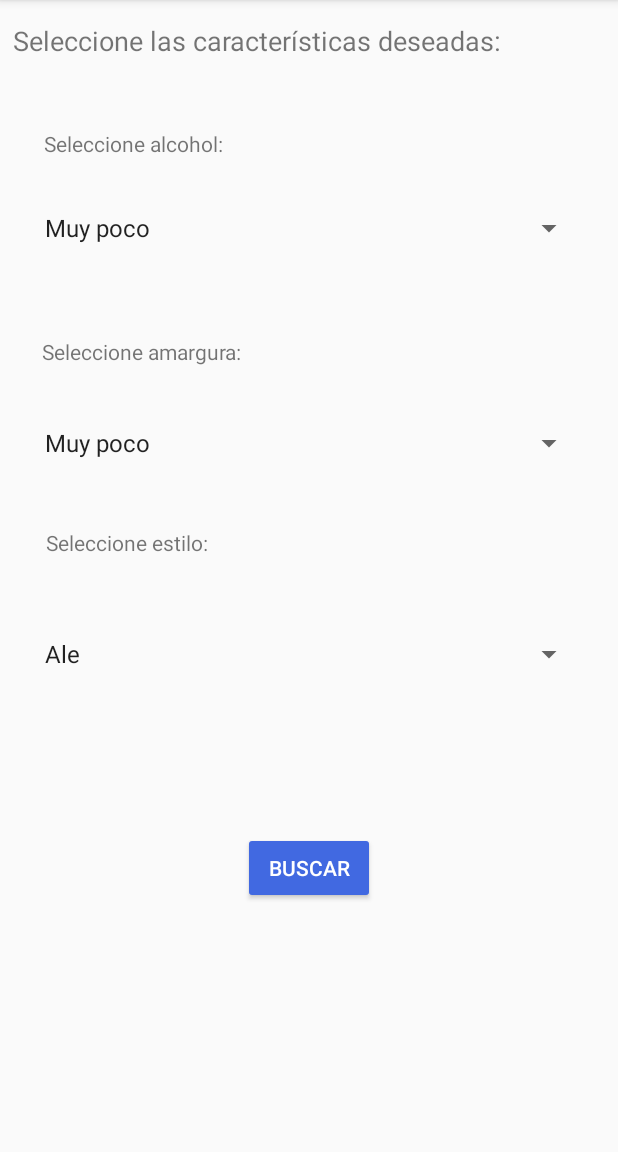
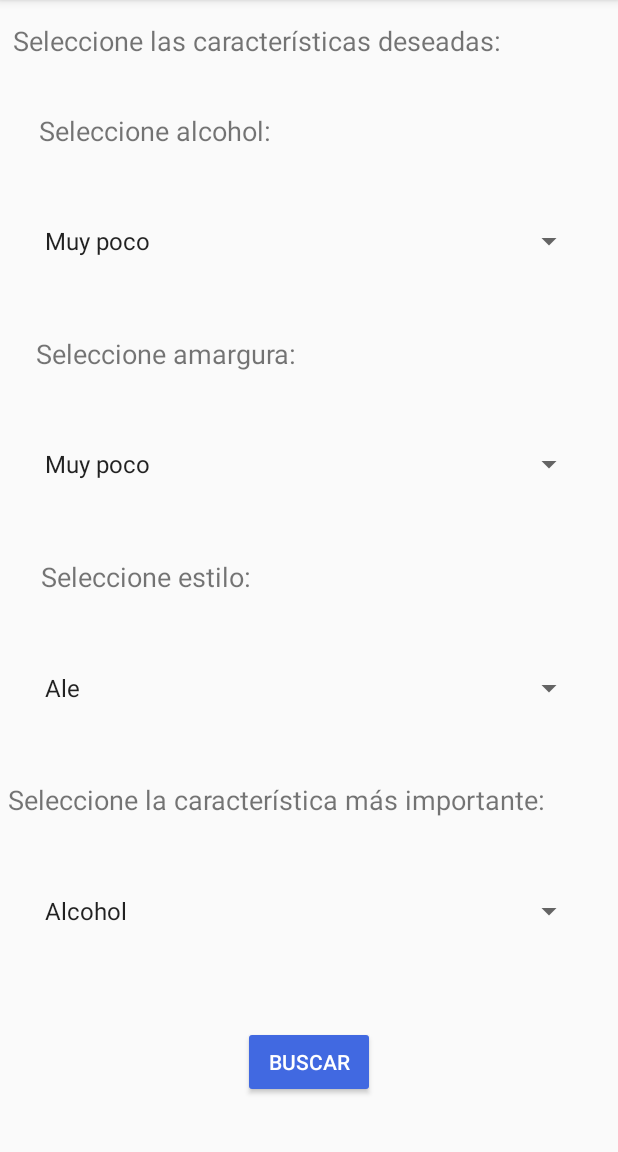
Before and after one commit to falegre05/BeerAdvicer, an Android app: the screen it shows after launch (MainActivity), on a phone screen of 412 x 824 dp, the part 84-1236 px from its top. Run offline under Robolectric (Android 15) with nearby library versions, the phone set to English and light mode, and no system bars; libraries missing offline, so code that uses them is left out: org.semanticweb.owlapi.

Commit message:
OWA para abv, ibu y style_rating funcionando

```diff
--- a/App/MyApplication/app/src/main/java/com/example/ferzi/myapplication/ClientTask.java
+++ b/App/MyApplication/app/src/main/java/com/example/ferzi/myapplication/ClientTask.java
@@ -24,11 +24,10 @@ public class ClientTask extends AsyncTask<String, Void, Integer> {
     private String selectedAbv;
     private String selectedIbu;
     private String selectedStyle;
+    private String selectedProperty;
 
-    // Para almacenar la dirección
-    // y número de puerto donde escucha el
-    // proceso servidor
-    static private String SERVER_ADDRESS = "192.168.1.33";
+    // Para almacenar la dirección y número de puerto donde escucha el servidor
+    static private String SERVER_ADDRESS = "192.168.1.33";  //CASA
     static private int SERVER_PORT = 2000;
 
     // Creación del socket con el que se llevará a cabo
@@ -92,7 +91,8 @@ public class ClientTask extends AsyncTask<String, Void, Integer> {
         selectedAbv = params[0].replace(" ", "");
         selectedIbu = params[1].replace(" ", "");
         selectedStyle = params[2].replace(" ", "_");
-        String query = selectedAbv + " " + selectedIbu + " " + selectedStyle;
+        selectedProperty = params[3];
+        String query = selectedAbv + " " + selectedIbu + " " + selectedStyle + " " + selectedProperty;
         Log.d(TAG, query);
         try{
             canalSalidaAlServidor.println(query);
@@ -139,8 +139,7 @@ public class ClientTask extends AsyncTask<String, Void, Integer> {
 
         while((van<maxIntentos) && !exito){
             try {
-                socketAlServidor = new Socket(
-                        SERVER_ADDRESS, SERVER_PORT);
+                socketAlServidor = new Socket(SERVER_ADDRESS, SERVER_PORT);
                 exito = true;
             } catch (Exception e) {
                 van++;
--- a/App/MyApplication/app/src/main/java/com/example/ferzi/myapplication/MainActivity.java
+++ b/App/MyApplication/app/src/main/java/com/example/ferzi/myapplication/MainActivity.java
@@ -27,9 +27,11 @@ public class MainActivity extends AppCompatActivity {
     private Spinner spinnerAbv;
     private Spinner spinnerIbu;
     private Spinner spinnerStyles;
+    private Spinner spinnerProperties;
     private String selectedAbv;
     private String selectedIbu;
     private String selectedStyle;
+    private String selectedProperty;
 
     public ArrayList beers;
 
@@ -76,6 +78,14 @@ public class MainActivity extends AppCompatActivity {
         adaptadorStyles.setDropDownViewResource(android.R.layout.simple_spinner_dropdown_item);
         spinnerStyles.setAdapter(adaptadorStyles);
 
+
+        //Spinnner Properties
+        ArrayAdapter<CharSequence> adaptadorProperties = ArrayAdapter.createFromResource(this, R.array.beerProperties,
+                android.R.layout.simple_spinner_item);
+        spinnerProperties = (Spinner) findViewById(R.id.spinnerProperties);
+        adaptadorStyles.setDropDownViewResource(android.R.layout.simple_spinner_dropdown_item);
+        spinnerProperties.setAdapter(adaptadorProperties);
+
         //Button Buscar
         Button buttonBuscar = (Button) findViewById(R.id.buttonBuscar);
         buttonBuscar.setOnClickListener(new View.OnClickListener() {
@@ -83,11 +93,12 @@ public class MainActivity extends AppCompatActivity {
                 selectedAbv = spinnerAbv.getSelectedItem().toString();
                 selectedIbu = spinnerIbu.getSelectedItem().toString();
                 selectedStyle = spinnerStyles.getSelectedItem().toString();
-                Log.d(TAG, selectedAbv + selectedIbu + selectedStyle);
+                selectedProperty = spinnerProperties.getSelectedItem().toString();
+                Log.d(TAG, selectedAbv + selectedIbu + selectedStyle + selectedProperty);
 
 
                 Log.d(TAG, "lanzamos la tarea asincrona myClientTask");
-                myClientTask.execute(selectedAbv, selectedIbu, selectedStyle);
+                myClientTask.execute(selectedAbv, selectedIbu, selectedStyle, selectedProperty);
 
 
                 setContentView(R.layout.searching_screen);
--- a/App/MyApplication/app/src/main/res/layout/ontology_loaded.xml
+++ b/App/MyApplication/app/src/main/res/layout/ontology_loaded.xml
@@ -24,11 +24,12 @@
         android:layout_width="wrap_content"
         android:layout_height="wrap_content"
         android:text="Seleccione alcohol:"
+        android:textSize="18sp"
         app:layout_constraintBottom_toBottomOf="parent"
         app:layout_constraintLeft_toLeftOf="parent"
         app:layout_constraintRight_toRightOf="parent"
         app:layout_constraintTop_toTopOf="parent"
-        app:layout_constraintVertical_bias="0.115"
+        app:layout_constraintVertical_bias="0.1"
         app:layout_constraintHorizontal_bias="0.1" />
 
     <Spinner android:id="@+id/spinnerAbv"
@@ -38,13 +39,14 @@
         app:layout_constraintLeft_toLeftOf="parent"
         app:layout_constraintRight_toRightOf="parent"
         app:layout_constraintTop_toTopOf="parent"
-        app:layout_constraintVertical_bias="0.188" />
+        app:layout_constraintVertical_bias="0.2" />
 
     <TextView
         android:id="@+id/textView3"
         android:layout_width="wrap_content"
         android:layout_height="wrap_content"
         android:text="Seleccione amargura:"
+        android:textSize="18sp"
         app:layout_constraintBottom_toBottomOf="parent"
         app:layout_constraintLeft_toLeftOf="parent"
         app:layout_constraintRight_toRightOf="parent"
@@ -59,18 +61,19 @@
         app:layout_constraintLeft_toLeftOf="parent"
         app:layout_constraintRight_toRightOf="parent"
         app:layout_constraintTop_toTopOf="parent"
-        app:layout_constraintVertical_bias="0.381" />
+        app:layout_constraintVertical_bias="0.4" />
 
     <TextView
         android:id="@+id/textView4"
         android:layout_width="wrap_content"
         android:layout_height="wrap_content"
         android:text="Seleccione estilo:"
+        android:textSize="18sp"
         app:layout_constraintBottom_toBottomOf="parent"
         app:layout_constraintLeft_toLeftOf="parent"
         app:layout_constraintRight_toRightOf="parent"
         app:layout_constraintTop_toTopOf="parent"
-        app:layout_constraintVertical_bias="0.47"
+        app:layout_constraintVertical_bias="0.5"
         app:layout_constraintHorizontal_bias="0.1" /> />
 
     <Spinner android:id="@+id/spinnerStyles"
@@ -80,7 +83,28 @@
         app:layout_constraintLeft_toLeftOf="parent"
         app:layout_constraintRight_toRightOf="parent"
         app:layout_constraintTop_toTopOf="parent"
-        app:layout_constraintVertical_bias="0.57" />
+        app:layout_constraintVertical_bias="0.6" />
+    <TextView
+        android:id="@+id/textView5"
+        android:layout_width="wrap_content"
+        android:layout_height="wrap_content"
+        android:text="Seleccione la característica más importante:"
+        android:textSize="18sp"
+        app:layout_constraintBottom_toBottomOf="parent"
+        app:layout_constraintLeft_toLeftOf="parent"
+        app:layout_constraintRight_toRightOf="parent"
+        app:layout_constraintTop_toTopOf="parent"
+        app:layout_constraintVertical_bias="0.7"
+        app:layout_constraintHorizontal_bias="0.1" /> />
+
+    <Spinner android:id="@+id/spinnerProperties"
+        android:layout_width="368dp"
+        android:layout_height="wrap_content"
+        app:layout_constraintBottom_toBottomOf="parent"
+        app:layout_constraintLeft_toLeftOf="parent"
+        app:layout_constraintRight_toRightOf="parent"
+        app:layout_constraintTop_toTopOf="parent"
+        app:layout_constraintVertical_bias="0.8" />
 
     <Button
         android:id="@+id/buttonBuscar"
@@ -91,7 +115,7 @@
         app:layout_constraintLeft_toLeftOf="parent"
         app:layout_constraintRight_toRightOf="parent"
         app:layout_constraintTop_toTopOf="parent"
-        app:layout_constraintVertical_bias="0.77"
+        app:layout_constraintVertical_bias="0.95"
         android:backgroundTint="#4169E1"
         android:textColor="@android:color/white"/>
 
--- /dev/null
+++ b/App/MyApplication/app/src/main/res/values/beerProperties.xml
@@ -0,0 +1,8 @@
+<?xml version="1.0" encoding="utf-8"?>
+<resources>
+    <string-array name="beerProperties">
+        <item>Alcohol</item>
+        <item>Amargura</item>
+        <item>Puntuación</item>
+    </string-array>
+</resources>
```
Also changed, not shown: App/MyApplication/app/src/main/res/layout/loading_screen.xml (deleted, +0 -32 lines).
